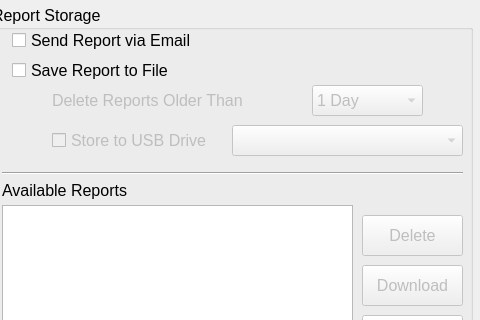
The window that Key/reportcontrolwidget.ui (BuzzSiler/keycodebox-key) describes before a commit, drawn with Qt 5; both pictures show x 368 to 848 and y 0 to 320 of the 848 by 440 pixel window.
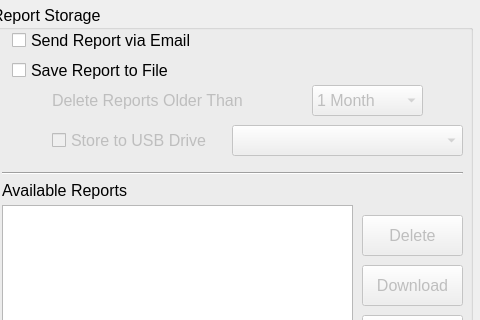
The same window after the commit.

```diff
--- a/Key/reportcontrolwidget.ui
+++ b/Key/reportcontrolwidget.ui
@@ -89,6 +89,12 @@
       <height>31</height>
      </rect>
     </property>
+    <property name="currentIndex">
+     <number>3</number>
+    </property>
+    <property name="maxVisibleItems">
+     <number>4</number>
+    </property>
     <item>
      <property name="text">
       <string>1 Day</string>
```
